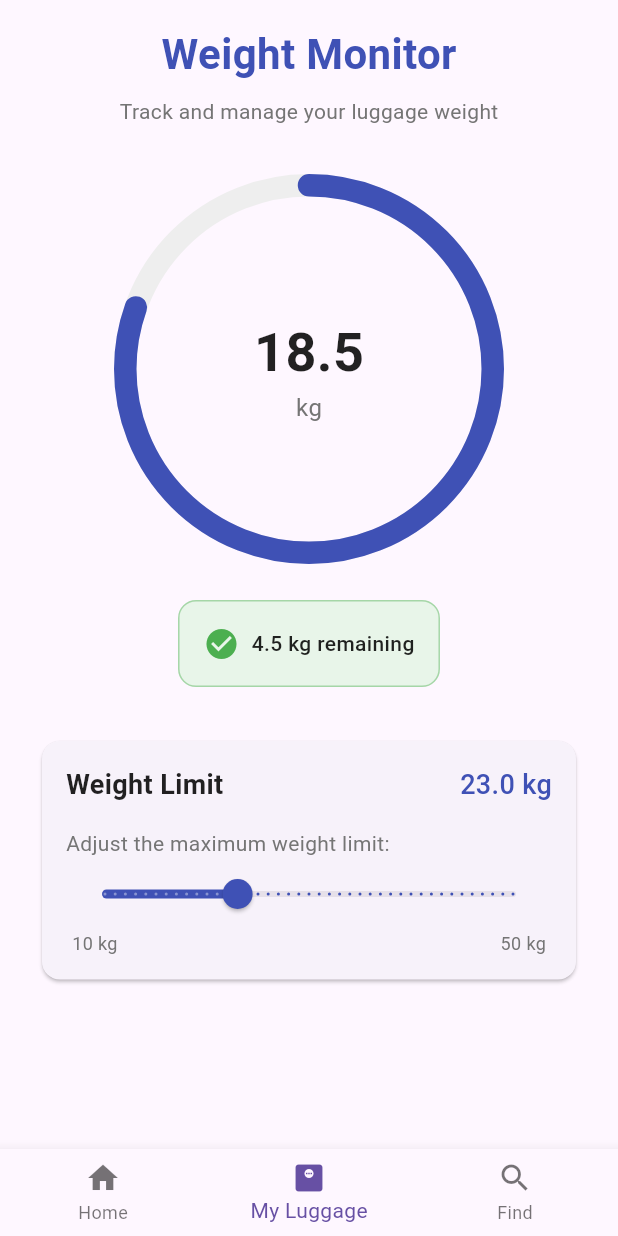
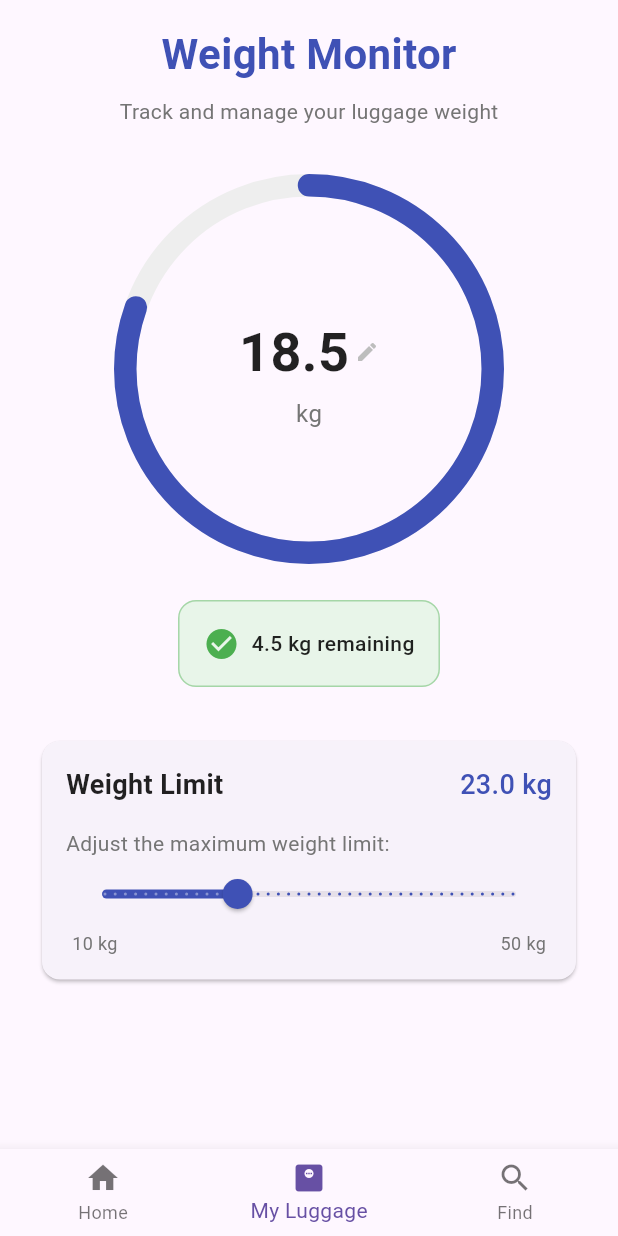
Before and after one commit to alexl011/CASA0015-Mobile-Systems-project, a Flutter app: the screen it shows after launch, after a tap on "Check Weight", on a phone screen of 412 x 824 dp. Run offline on Flutter 3.47's test engine with Material 3 defaults, Android fonts, the phone set to English and light mode, and no system bars; drawn by our look-alikes of percent_indicator; our stand-ins replace flutter_blue_plus, google_maps_flutter, shared_preferences.

Commit message:
maunally enter weight

```diff
--- a/lib/main.dart
+++ b/lib/main.dart
@@ -302,23 +302,107 @@ class _LuggagePageState extends State<LuggagePage> {
   double maxWeight = 23.0;
   final String _weightLimitKey = 'weight_limit';
   SharedPreferences? _prefs;
+  final TextEditingController _weightController = TextEditingController();
+  bool _isEditing = false;
+  final FocusNode _weightFocusNode = FocusNode();
 
   @override
   void initState() {
     super.initState();
     _loadSavedWeightLimit();
+    _weightController.text = luggageWeight.toStringAsFixed(1);
+
+    // Listen to text changes
+    _weightController.addListener(_onWeightTextChanged);
+
+    // Handle focus changes
+    _weightFocusNode.addListener(() {
+      if (!_weightFocusNode.hasFocus && _isEditing) {
+        _finishEditing();
       }
-
-  Future<void> _loadSavedWeightLimit() async {
-    _prefs = await SharedPreferences.getInstance();
-    setState(() {
-      maxWeight = _prefs?.getDouble(_weightLimitKey) ?? 23.0;
     });
   }
 
-  Future<void> _saveWeightLimit(double value) async {
-    _prefs = await SharedPreferences.getInstance();
-    await _prefs?.setDouble(_weightLimitKey, value);
+  @override
+  void dispose() {
+    _weightController.removeListener(_onWeightTextChanged);
+    _weightController.dispose();
+    _weightFocusNode.dispose();
+    super.dispose();
+  }
+
+  void _onWeightTextChanged() {
+    final text = _weightController.text;
+    if (text.isEmpty) return;
+
+    // Only allow numbers and one decimal point
+    if (!RegExp(r'^\d*\.?\d*$').hasMatch(text)) {
+      _weightController.text = text.replaceAll(RegExp(r'[^\d.]'), '');
+      return;
+    }
+
+    // Prevent multiple decimal points
+    if (text.split('.').length > 2) {
+      _weightController.text = text.substring(0, text.lastIndexOf('.'));
+      return;
+    }
+
+    // Limit to one decimal place
+    if (text.contains('.') && text.split('.')[1].length > 1) {
+      _weightController.text = double.parse(text).toStringAsFixed(1);
+      return;
+    }
+  }
+
+  void _finishEditing() {
+    if (!_isEditing) return;
+
+    final text = _weightController.text;
+
+    try {
+      final newWeight = double.parse(text);
+      if (newWeight >= 0 && newWeight <= 100) {
+        setState(() {
+          luggageWeight = newWeight;
+          _isEditing = false;
+        });
+        FocusScope.of(context).unfocus();
+      } else {
+        _showError('Weight must be between 0 and 100 kg');
+        _resetWeight();
+      }
+    } catch (e) {
+      _resetWeight();
+    }
+  }
+
+  void _resetWeight() {
+    setState(() {
+      _weightController.text = luggageWeight.toStringAsFixed(1);
+      _isEditing = false;
+    });
+  }
+
+  void _showError(String message) {
+    ScaffoldMessenger.of(context).showSnackBar(
+      SnackBar(
+        content: Text(message),
+        backgroundColor: Colors.red,
+        duration: Duration(seconds: 2),
+      ),
+    );
+  }
+
+  void _startEditing() {
+    setState(() {
+      _isEditing = true;
+      _weightController.text = luggageWeight.toStringAsFixed(1);
+    });
+    _weightController.selection = TextSelection(
+      baseOffset: 0,
+      extentOffset: _weightController.text.length,
+    );
+    _weightFocusNode.requestFocus();
   }
 
   @override
@@ -327,7 +411,13 @@ class _LuggagePageState extends State<LuggagePage> {
     bool isOverweight = luggageWeight > maxWeight;
     double remainingWeight = maxWeight - luggageWeight;
 
-    return SingleChildScrollView(
+    return GestureDetector(
+      onTap: () {
+        if (_isEditing) {
+          _finishEditing();
+        }
+      },
+      child: SingleChildScrollView(
         child: SafeArea(
           child: Padding(
             padding: const EdgeInsets.symmetric(horizontal: 24.0, vertical: 16.0),
@@ -370,12 +460,54 @@ class _LuggagePageState extends State<LuggagePage> {
                         center: Column(
                           mainAxisSize: MainAxisSize.min,
                           children: [
+                            GestureDetector(
+                              onTap: _startEditing,
+                              behavior: HitTestBehavior.opaque,
+                              child: Container(
+                                padding: EdgeInsets.symmetric(horizontal: 8, vertical: 4),
+                                decoration: BoxDecoration(
+                                  border: _isEditing ? Border.all(color: Colors.indigo, width: 2) : null,
+                                  borderRadius: BorderRadius.circular(8),
+                                ),
+                                child: _isEditing
+                                    ? Container(
+                                        width: 100,
+                                        child: TextFormField(
+                                          controller: _weightController,
+                                          focusNode: _weightFocusNode,
+                                          keyboardType: const TextInputType.numberWithOptions(decimal: true),
+                                          textAlign: TextAlign.center,
+                                          style: TextStyle(
+                                            fontSize: 36,
+                                            fontWeight: FontWeight.bold,
+                                            color: Colors.black87,
+                                          ),
+                                          decoration: InputDecoration(
+                                            border: InputBorder.none,
+                                            contentPadding: EdgeInsets.zero,
+                                            isDense: true,
+                                          ),
+                                        ),
+                                      )
+                                    : Row(
+                                        mainAxisSize: MainAxisSize.min,
+                                        children: [
                                           Text(
                                             "${luggageWeight.toStringAsFixed(1)}",
                                             style: const TextStyle(
                                               fontSize: 36,
                                               fontWeight: FontWeight.bold,
                                               color: Colors.black87,
+                                            ),
+                                          ),
+                                          SizedBox(width: 4),
+                                          Icon(
+                                            Icons.edit,
+                                            size: 16,
+                                            color: Colors.grey[400],
+                                          ),
+                                        ],
+                                      ),
                               ),
                             ),
                             Text(
@@ -514,7 +646,20 @@ class _LuggagePageState extends State<LuggagePage> {
             ),
           ),
         ),
+      ),
     );
+  }
+
+  Future<void> _loadSavedWeightLimit() async {
+    _prefs = await SharedPreferences.getInstance();
+    setState(() {
+      maxWeight = _prefs?.getDouble(_weightLimitKey) ?? 23.0;
+    });
+  }
+
+  Future<void> _saveWeightLimit(double value) async {
+    _prefs = await SharedPreferences.getInstance();
+    await _prefs?.setDouble(_weightLimitKey, value);
   }
 }
 
```
Lines whose indentation alone changed are shown as unchanged.
